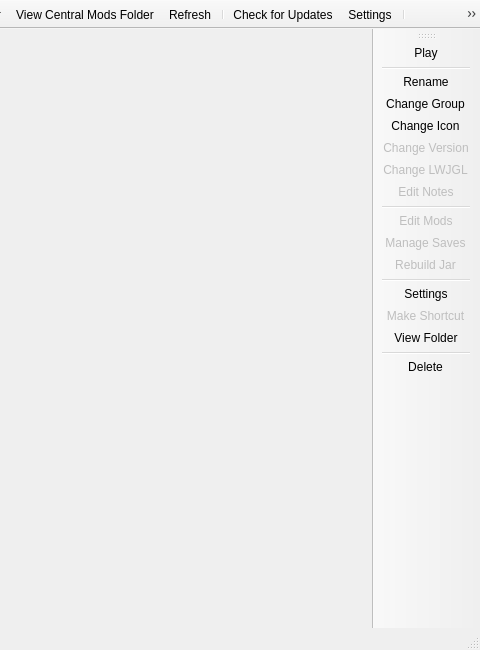
The window that gui/mainwindow.ui (FreesmTeam/FreesmLauncher) describes before a commit, drawn with Qt 5; both pictures show x 208 to 688 and y 0 to 650 of the 688 by 650 pixel window.
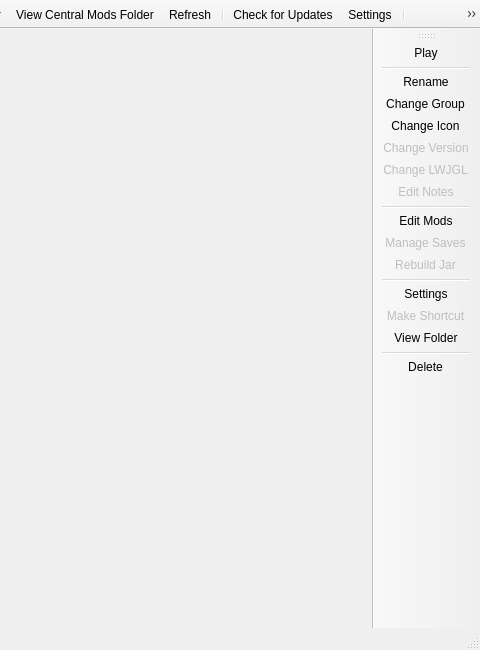
The same window after the commit. Icons and pictures are not drawn.

Diff of the .ui file:
```diff
--- a/gui/mainwindow.ui
+++ b/gui/mainwindow.ui
@@ -347,9 +347,6 @@
    </property>
   </action>
   <action name="actionEditInstMods">
-   <property name="enabled">
-    <bool>false</bool>
-   </property>
    <property name="text">
     <string>Edit Mods</string>
    </property>
```
